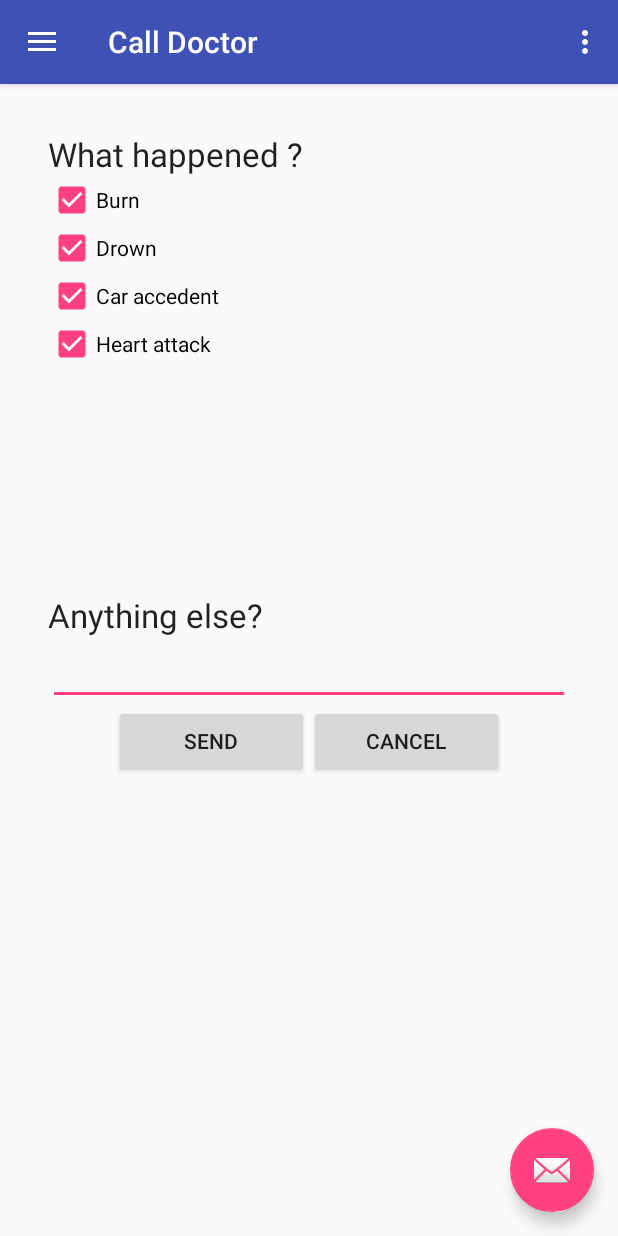
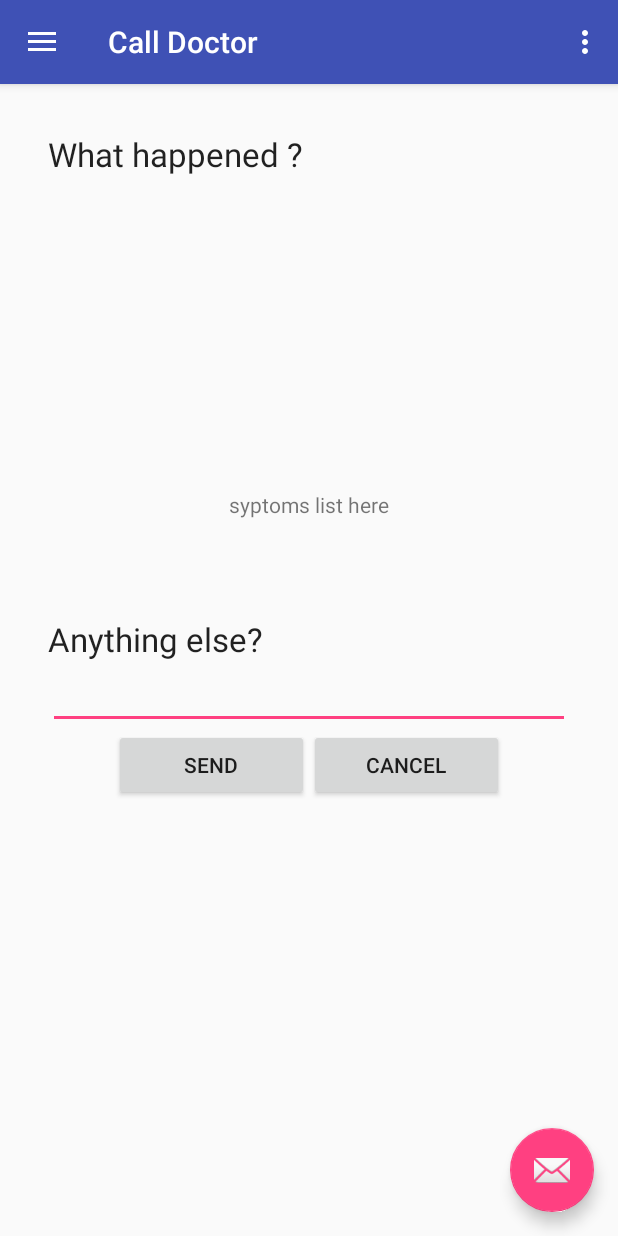
Before and after one commit to samerkanakri/RescueApp, an Android app: the CallDoctor screen opened directly, with no data from a screen before it, in the options menu, after a tap on "Settings", on a phone screen of 412 x 824 dp. Run offline under Robolectric (Android 15) with nearby library versions, the phone set to English and light mode, and no system bars; 1 statement that could not run was skipped.

Commit message:
morning pref

```diff
--- a/app/src/main/java/com/sam/amman/rescue/Normal/CallDoctor.java
+++ b/app/src/main/java/com/sam/amman/rescue/Normal/CallDoctor.java
@@ -7,23 +7,18 @@ import android.support.v4.app.FragmentTransaction;
 import android.view.LayoutInflater;
 import android.view.View;
 import android.view.ViewGroup;
+import android.widget.AdapterView;
 import android.widget.Button;
+import android.widget.ListView;
 import android.widget.Toast;
 
 import com.sam.amman.rescue.R;
 
 
+
 public class CallDoctor extends Fragment {
 
-//    @Override
-//    protected void onCreate(Bundle savedInstanceState) {
-//        super.onCreate(savedInstanceState);
-//        setContentView(R.layout.call_doctor);
-//
-//
-//    }
-
-
+    ListView categoriesLst;
     Button BtnSendSymp;
     View v;
     @Nullable
@@ -38,6 +33,16 @@ public class CallDoctor extends Fragment {
             }
         });
 
+        categoriesLst = (ListView) v.findViewById(R.id.catLst);
+        categoriesLst.setOnItemClickListener(new AdapterView.OnItemClickListener() {
+            @Override
+            public void onItemClick(AdapterView<?> adapterView, View view, int i, long l) {
+
+                // get from database list of symptoms by id
+
+            }
+        });
+
 
         Fragment fr = new SymptomsListfrag();
         FragmentTransaction tr = getChildFragmentManager().beginTransaction().replace(R.id.sympListFrame,fr);
--- a/app/src/main/java/com/sam/amman/rescue/Normal/NavigationMain.java
+++ b/app/src/main/java/com/sam/amman/rescue/Normal/NavigationMain.java
@@ -176,44 +176,5 @@ public class NavigationMain extends AppCompatActivity
         return true;
     }
 
-    public void onCheckboxClicked(View v){
-        // Is the view now checked?
-        boolean checked = ((CheckBox) v).isChecked();
 
-        // Check which checkbox was clicked
-        switch(v.getId()) {
-            case R.id.symp1:
-                if (checked)
-                    Toast.makeText(this,"symp added to list",Toast.LENGTH_LONG).show();
-                else{
-                    // Remove from list
-                }
-                break;
-            case R.id.symp2:
-                if (checked){
-                    Toast.makeText(this,"symp added to list",Toast.LENGTH_LONG).show();
-                }
-                else{
-
-                }
-                break;
-            case R.id.symp3:
-                if (checked){
-                    Toast.makeText(this,"symp added to list",Toast.LENGTH_LONG).show();
-                }
-                else{
-
-                }
-                break;
-            case R.id.symp4:
-                if (checked){
-                    Toast.makeText(this,"symp added to list",Toast.LENGTH_LONG).show();
-                }
-                else{
-
-                }
-                break;
-            // TODO: Veggie sandwich
-        }
-    }
 }
--- a/app/src/main/java/com/sam/amman/rescue/Normal/Profile.java
+++ b/app/src/main/java/com/sam/amman/rescue/Normal/Profile.java
@@ -48,7 +48,7 @@ public class Profile extends Fragment {
             @Override
             public void onClick(View view) {
 
-                // update data base
+                // update database
 
 
             }
--- a/app/src/main/res/layout/call_doctor.xml
+++ b/app/src/main/res/layout/call_doctor.xml
@@ -24,42 +24,25 @@
             android:text="What happened ?"
             android:id="@+id/textView6" />
 
-        <CheckBox
-            android:layout_width="wrap_content"
-            android:layout_height="wrap_content"
-            android:text="Burn"
-            android:onClick="onCheckboxClicked"
-            android:id="@+id/symp1"
-            android:checked="false" />
 
-        <CheckBox
-            android:layout_width="wrap_content"
-            android:layout_height="wrap_content"
-            android:text="Drown"
-            android:onClick=""
-            android:id="@+id/symp2"
-            android:checked="false" />
-
-        <CheckBox
-            android:layout_width="wrap_content"
-            android:layout_height="wrap_content"
-            android:text="Car accedent"
-            android:onClick="onCheckboxClicked"
-            android:id="@+id/symp3"
-            android:checked="false" />
-
-        <CheckBox
-            android:layout_width="wrap_content"
-            android:layout_height="wrap_content"
-            android:text="Heart attack"
-            android:onClick="onCheckboxClicked"
-            android:id="@+id/symp4"
-            android:checked="false" />
+        <ListView
+            android:layout_width="match_parent"
+            android:layout_height="144dp"
+            android:id="@+id/catLst" />
 
         <FrameLayout
             android:id="@+id/sympListFrame"
             android:layout_width="match_parent"
-            android:layout_height="150dp"></FrameLayout>
+            android:layout_height="150dp">
+
+            <TextView
+                android:layout_width="wrap_content"
+                android:layout_height="wrap_content"
+                android:textAppearance="?android:attr/textAppearanceSmall"
+                android:text="syptoms list here"
+                android:id="@+id/textView"
+                android:layout_gravity="center" />
+        </FrameLayout>
 
         <LinearLayout
             android:orientation="vertical"
```
